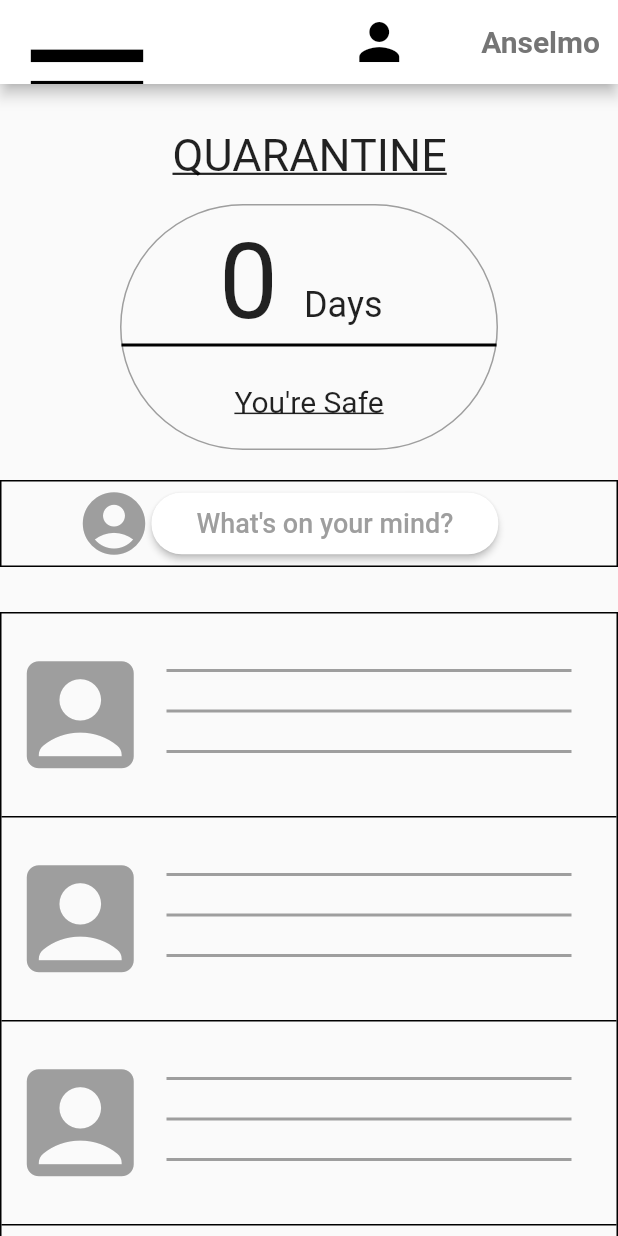
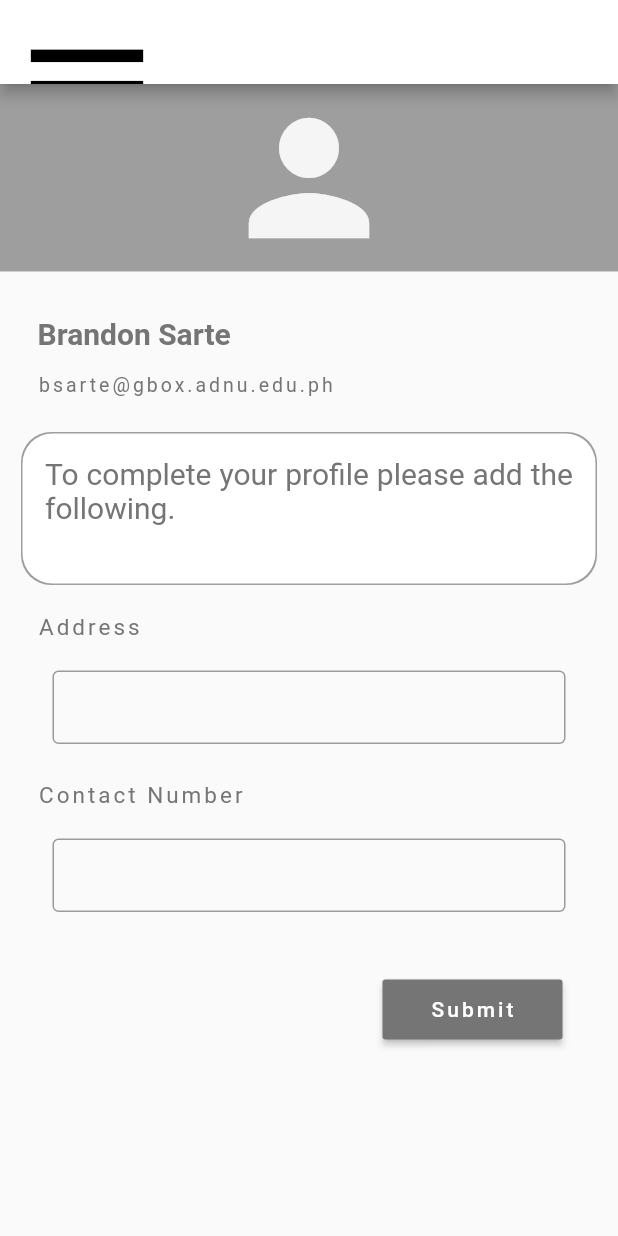
Before and after one commit to team-cobeed/CobeedApp, a Flutter app: the homePage screen opened directly, after a tap on the "person" icon, on a phone screen of 412 x 824 dp. Run offline on Flutter 3.47's test engine with Material 2 defaults, Android fonts, the phone set to English and light mode, and no system bars.

Commit message:
Latest Ansel update

```diff
--- a/lib/drawer_screen.dart
+++ b/lib/drawer_screen.dart
@@ -1,8 +1,10 @@
 import 'package:cobeed_app/settings_screen.dart';
+import 'package:cobeed_app/doctors_appointment.dart';
 import 'package:flutter/material.dart';
 import 'index_screen.dart';
 import 'home_screen.dart';
 import 'profile_inc.dart';
+
 
 
 class drawerPage extends StatelessWidget{
@@ -66,7 +68,9 @@ class drawerPage extends StatelessWidget{
                   ),
                 ),
                 onPressed: (){
-                  // Home
+                  Navigator.push(context, MaterialPageRoute(
+                      builder: (context)=>DropDown()
+                  ));
                 },
               ),
             ),
--- a/lib/home_screen.dart
+++ b/lib/home_screen.dart
@@ -1,5 +1,6 @@
 import 'package:cobeed_app/create_post.dart';
 import 'package:cobeed_app/drawer_screen.dart';
+import 'package:cobeed_app/profile.dart';
 import 'package:flutter/cupertino.dart';
 import 'package:flutter/material.dart';
 import 'index_screen.dart';
@@ -23,12 +24,15 @@ class homePage extends StatelessWidget{
                   size: 40,
                 ),
                 onPressed: () {
-                  // do something
+                  Navigator.push(context, MaterialPageRoute(
+                      builder: (context)=>profilePage()
+                  ));
                 },
               ),
             ),
             Container(
-                margin: EdgeInsets.fromLTRB(10, 16, 12, 16),
+                margin: EdgeInsets.fromLTRB(0, 16, 0, 16),
+                child: FlatButton(
                   child: Text(
                     "Anselmo",
                     style: TextStyle(
@@ -36,6 +40,12 @@ class homePage extends StatelessWidget{
                       fontWeight: FontWeight.bold,
                       color: Colors.grey[600],
                     ),
+                  ),
+                  onPressed: (){
+                    Navigator.push(context, MaterialPageRoute(
+                        builder: (context)=>profilePage()
+                    ));
+                  },
                 ),
             ),
           ],
--- /dev/null
+++ b/lib/profile.dart
@@ -0,0 +1,164 @@
+import 'package:flutter/material.dart';
+import 'package:cobeed_app/drawer_screen.dart';
+import 'index_screen.dart';
+import 'home_screen.dart';
+import 'drawer_screen.dart';
+import 'main.dart';
+
+class profilePage extends StatelessWidget{
+  @override
+  Widget build(BuildContext context) {
+    return Scaffold(
+      appBar: AppBar(
+        backgroundColor: Colors.white,
+        iconTheme: IconThemeData(
+          color: Colors.black, //change your color here
+          size: 100.00,
+        ),
+      ),
+      body: Center(
+        child: ListView(
+          children: <Widget>[
+            Container(
+              margin: const EdgeInsets.fromLTRB(0, 0, 0, 10),
+              height: 125,
+              color: Colors.grey[500],
+              child: Center(
+                  child: Icon(
+                    Icons.person,
+                    size: 120,
+                    color: Colors.grey[100],
+                  ),
+              ),
+            ),
+            Container(
+              margin: const EdgeInsets.fromLTRB(25, 20, 5, 10),
+              child: Text('Brandon Sarte',
+              textAlign: TextAlign.justify,
+              style: TextStyle(
+                fontSize: 20,
+                fontWeight: FontWeight.bold,
+                color: Colors.grey[600],
+              ),
+              ),
+            ),
+            Container(
+              margin: const EdgeInsets.fromLTRB(25, 5, 5, 10),
+              child: Text('bsarte@gbox.adnu.edu.ph',
+                textAlign: TextAlign.justify,
+                style: TextStyle(
+                  fontSize: 13,
+                  letterSpacing: 2,
+                  color: Colors.grey[600],
+                ),
+              ),
+            ),
+            Container(
+              margin: const EdgeInsets.all(15),
+              child: Padding(
+                padding: const EdgeInsets.all(15.0),
+                child: Text(
+                  'To complete your profile please add the following.',
+
+                  textAlign: TextAlign.justify,
+                  style: TextStyle(
+                    color: Colors.grey[600],
+                    fontSize: 20,
+                  ),
+                ),
+              ),
+              decoration: BoxDecoration(
+                borderRadius: BorderRadius.circular(20),
+                color: Colors.white,
+
+                boxShadow: [
+                  BoxShadow(color: Colors.grey[500], spreadRadius: 1),
+                ],
+              ),
+              height: 100,
+            ),
+            Container(
+              margin: const EdgeInsets.fromLTRB(25, 5, 5, 10),
+              child: Text('Address',
+                textAlign: TextAlign.justify,
+                style: TextStyle(
+                  fontSize: 15,
+                  letterSpacing: 2,
+                  color: Colors.grey[600],
+                ),
+              ),
+            ),
+            Container(
+              padding: EdgeInsets.fromLTRB(25, 0, 25, 10),
+              margin: EdgeInsets.all(10),
+              child: TextField(
+
+                decoration: InputDecoration(
+                  border: OutlineInputBorder(),
+                  isDense: true,
+                  contentPadding: const EdgeInsets.all(15.0),
+                ),
+              ),
+            ),
+            Container(
+              margin: const EdgeInsets.fromLTRB(25, 5, 5, 10),
+              child: Text('Contact Number',
+                textAlign: TextAlign.justify,
+                style: TextStyle(
+                  fontSize: 15,
+                  letterSpacing: 2,
+                  color: Colors.grey[600],
+                ),
+              ),
+            ),
+            Container(
+              padding: EdgeInsets.fromLTRB(25, 0, 25, 0),
+              margin: EdgeInsets.all(10),
+              child: TextField(
+                obscureText: true,
+                decoration: InputDecoration(
+                  border: OutlineInputBorder(),
+                  isDense: true,
+                  contentPadding: const EdgeInsets.all(15.0),
+                ),
+              ),
+            ),
+            Container(
+              height: 100,
+              child: Row(
+                children: <Widget> [
+                  Container(
+                      height: 50,
+                      width: 170,
+                      margin: EdgeInsets.fromLTRB(205, 0, 0, 0),
+                      padding: EdgeInsets.fromLTRB(50, 10, 0, 0),
+                      child: RaisedButton(
+                          textColor: Colors.white,
+                          color: Colors.grey[600],
+                          child: Text('Submit',
+                            style: TextStyle(
+                              letterSpacing: 2,
+                            ),
+                          ),
+                          onPressed: (){
+                            Navigator.push(context, MaterialPageRoute(
+                                builder: (context)=> IndexScreen()
+                            )); //Index Screen
+                          }
+                      )
+                  )
+                ],
+              ),
+            )
+
+          ],
+        )
+      ),
+      drawer: drawerPage()
+
+
+    );
+
+  }
+
+}
```
Also changed, not shown: lib/doctors_appointment.dart (added, +175 -0 lines), lib/main.dart (+4 -135 lines). Lines whose indentation alone changed are shown as unchanged.
